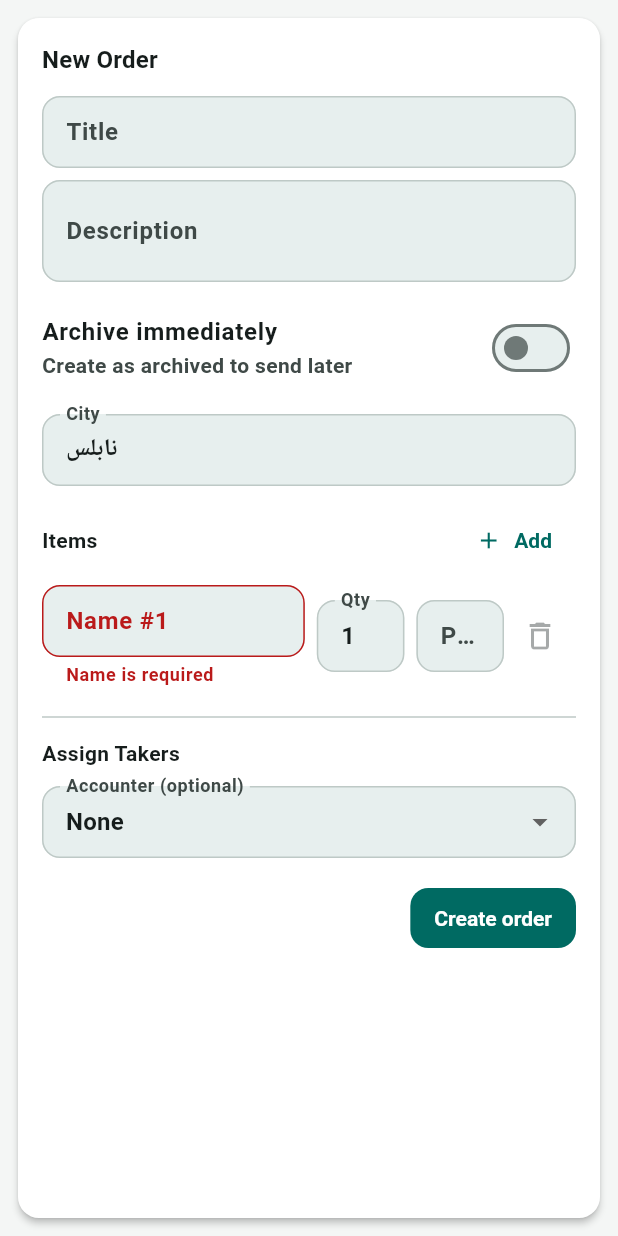
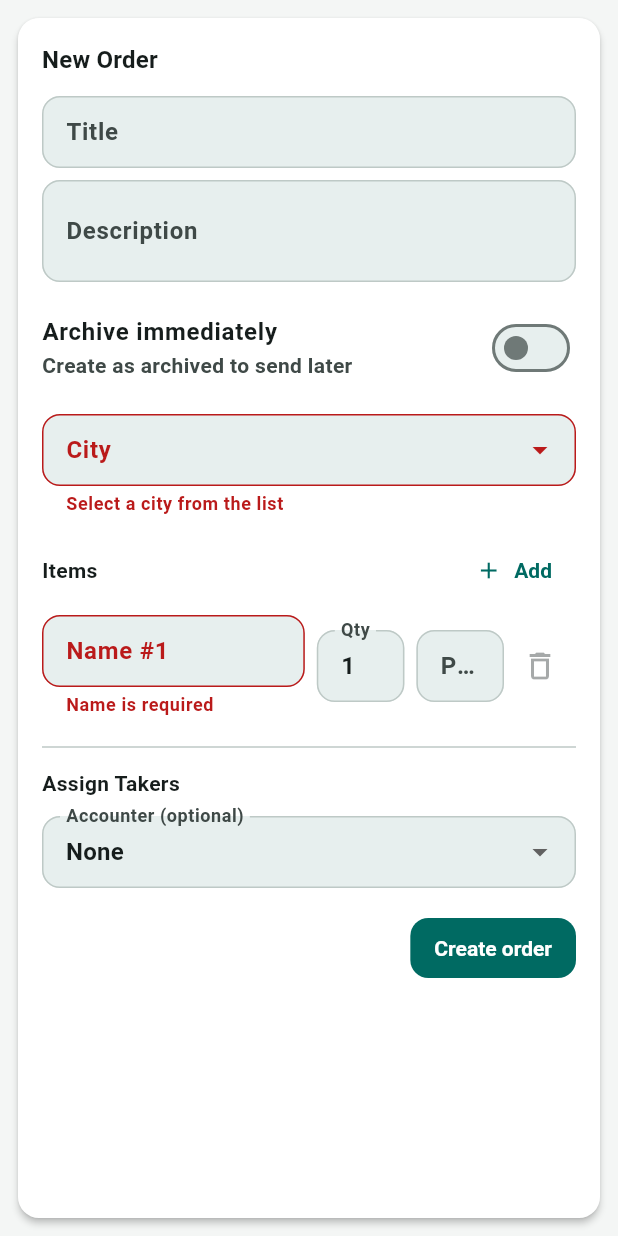
Before and after one commit to YAQ0T/AMA-Order-System-Flutter, a Flutter app: the OrderForm widget shown alone on an empty page, opened directly, after a tap on "Create order", on a phone screen of 412 x 824 dp. Run offline on Flutter 3.47's test engine with Material 3 defaults, Android fonts, the phone set to English and light mode, and no system bars; our stand-ins replace pdf, printing, shared_preferences, web; missing offline and left inert: dart:js_interop; accounts and stored records are empty; network calls fail.

Commit message:
add a dark mode and fix the city

```diff
--- a/lib/src/models/activity_log.dart
+++ b/lib/src/models/activity_log.dart
@@ -3,31 +3,51 @@ import 'user.dart';
 class ActivityLog {
   ActivityLog({
     required this.id,
-    required this.type,
-    required this.entityType,
-    required this.entityId,
+    required this.action,
+    required this.targetType,
+    required this.targetId,
     required this.createdAt,
     this.user,
     this.details,
+    this.description,
+    this.ipAddress,
+    this.category,
   });
 
   final int id;
-  final String type;
-  final String entityType;
-  final int? entityId;
+  final String action;
+  final String targetType;
+  final int? targetId;
   final DateTime createdAt;
   final AppUser? user;
   final Map<String, dynamic>? details;
+  final String? description;
+  final String? ipAddress;
+  final String? category;
 
   factory ActivityLog.fromJson(Map<String, dynamic> json) {
+    final action = json['action'] as String? ?? '';
+    final category = json['type'] as String?;
+    final rawTargetType = json['targetType'] ?? json['entityType'];
+    final rawTargetId = json['targetId'] ?? json['entityId'];
     return ActivityLog(
       id: json['id'] is int ? json['id'] as int : int.tryParse('${json['id']}') ?? 0,
-      type: json['action'] as String? ?? json['type'] as String? ?? '',
-      entityType: json['entityType'] as String? ?? '',
-      entityId: json['entityId'] is int ? json['entityId'] as int : int.tryParse('${json['entityId']}'),
+      action: action.isNotEmpty ? action : (category ?? ''),
+      targetType: rawTargetType as String? ?? '',
+      targetId: rawTargetId is int ? rawTargetId : int.tryParse('$rawTargetId'),
       createdAt: DateTime.tryParse(json['createdAt'] as String? ?? '') ?? DateTime.now(),
       user: json['User'] == null ? null : AppUser.fromJson(json['User'] as Map<String, dynamic>),
       details: (json['details'] as Map?)?.cast<String, dynamic>(),
+      description: json['description'] as String?,
+      ipAddress: json['ipAddress'] as String?,
+      category: category,
     );
   }
+
+  String get actionLabel => action.replaceAll('_', ' ').trim();
+
+  String get targetLabel {
+    final idPart = targetId == null ? '' : ' $targetId';
+    return '$targetType$idPart'.trim();
+  }
 }
--- a/lib/src/models/user.dart
+++ b/lib/src/models/user.dart
@@ -5,6 +5,7 @@ class AppUser {
     required this.role,
     required this.isApproved,
     this.email,
+    this.prefersDark = false,
   });
 
   final int id;
@@ -12,6 +13,7 @@ class AppUser {
   final String role;
   final bool isApproved;
   final String? email;
+  final bool prefersDark;
 
   bool get requiresApproval => !isApproved;
 
@@ -22,6 +24,36 @@ class AppUser {
       role: json['role'] as String? ?? '',
       isApproved: (json['isApproved'] ?? json['approved']) == true,
       email: json['email'] as String?,
+      prefersDark: json['prefersDark'] == true,
     );
   }
+
+  AppUser copyWith({
+    int? id,
+    String? username,
+    String? role,
+    bool? isApproved,
+    String? email,
+    bool? prefersDark,
+  }) {
+    return AppUser(
+      id: id ?? this.id,
+      username: username ?? this.username,
+      role: role ?? this.role,
+      isApproved: isApproved ?? this.isApproved,
+      email: email ?? this.email,
+      prefersDark: prefersDark ?? this.prefersDark,
+    );
+  }
+
+  Map<String, dynamic> toJson() {
+    return {
+      'id': id,
+      'username': username,
+      'role': role,
+      'isApproved': isApproved,
+      'email': email,
+      'prefersDark': prefersDark,
+    };
+  }
 }
--- a/lib/src/widgets/order_form.dart
+++ b/lib/src/widgets/order_form.dart
@@ -19,11 +19,11 @@ class _OrderFormState extends State<OrderForm> {
   GlobalKey<_ItemsEditorState> _itemsEditorKey = GlobalKey<_ItemsEditorState>();
   final _titleController = TextEditingController();
   final _descriptionController = TextEditingController();
-  final _cityController = TextEditingController(text: 'نابلس');
+  final _cityController = TextEditingController();
   final _titleFocus = FocusNode();
   final _descriptionFocus = FocusNode();
   final _cityFocus = FocusNode();
-  String _city = 'نابلس';
+  String _city = '';
   List<OrderItemInput> _items = [OrderItemInput()];
   final Set<int> _selectedTakers = {};
   int? _accounterId;
@@ -75,8 +75,8 @@ class _OrderFormState extends State<OrderForm> {
         _itemsEditorKey = GlobalKey<_ItemsEditorState>();
         _titleController.clear();
         _descriptionController.clear();
-        _cityController.text = 'نابلس';
-        _city = 'نابلس';
+        _cityController.clear();
+        _city = '';
         _items = [OrderItemInput()];
         _selectedTakers.clear();
         _accounterId = null;
@@ -91,12 +91,14 @@ class _OrderFormState extends State<OrderForm> {
   Future<void> _submit(OrderNotifier orders) async {
     if (!_formKey.currentState!.validate()) return;
 
+    final selectedCity = _CityField.matchCity(_cityController.text) ?? _city;
+    if (selectedCity.trim().isEmpty) return;
     final draft = OrderDraft(
       title: _titleController.text.trim(),
       description: _descriptionController.text.trim().isEmpty
           ? null
           : _descriptionController.text.trim(),
-      city: _city,
+      city: selectedCity,
       items: _items,
       assignedTakerIds: _selectedTakers.toList(),
       accounterId: _accounterId,
@@ -173,12 +175,7 @@ class _OrderFormState extends State<OrderForm> {
                   _CityField(
                     focusNode: _cityFocus,
                     controller: _cityController,
-                    initialValue: _city,
                     onSelected: (value) {
-                      setState(() => _city = value);
-                      _itemsEditorKey.currentState?.focusFirstName();
-                    },
-                    onSubmitted: (value) {
                       setState(() => _city = value);
                       _itemsEditorKey.currentState?.focusFirstName();
                     },
@@ -294,16 +291,12 @@ class _CityField extends StatelessWidget {
   const _CityField({
     required this.focusNode,
     required this.controller,
-    required this.initialValue,
     required this.onSelected,
-    required this.onSubmitted,
   });
 
   final FocusNode focusNode;
   final TextEditingController controller;
-  final String initialValue;
   final ValueChanged<String> onSelected;
-  final ValueChanged<String> onSubmitted;
 
   static const _cities = [
     'نابلس',
@@ -317,42 +310,55 @@ class _CityField extends StatelessWidget {
     'الداخل',
   ];
 
+  static String? matchCity(String value) {
+    final normalized = value.trim().toLowerCase();
+    if (normalized.isEmpty) return null;
+    for (final city in _cities) {
+      if (city.toLowerCase() == normalized) {
+        return city;
+      }
+    }
+    return null;
+  }
+
   @override
   Widget build(BuildContext context) {
     return Autocomplete<String>(
-      initialValue: TextEditingValue(text: controller.text),
+      focusNode: focusNode,
+      textEditingController: controller,
       optionsBuilder: (TextEditingValue textEditingValue) {
         final input = textEditingValue.text.trim();
         if (input.isEmpty) {
           return _cities;
         }
         return _cities.where(
-          (c) => c.toLowerCase().startsWith(input.toLowerCase()),
+          (c) => c.toLowerCase().contains(input.toLowerCase()),
         );
       },
-      onSelected: (value) {
-        controller.text = value;
-        onSelected(value);
-      },
+      onSelected: onSelected,
       fieldViewBuilder: (context, textEditingController, fieldFocus, onFieldSubmitted) {
-        if (textEditingController.text != controller.text) {
-          WidgetsBinding.instance.addPostFrameCallback((_) {
-            if (textEditingController.text == controller.text) return;
-            textEditingController.value = controller.value;
-          });
-        }
         return TextFormField(
           controller: textEditingController,
-          focusNode: focusNode,
-          decoration: const InputDecoration(labelText: 'City'),
+          focusNode: fieldFocus,
+          decoration: const InputDecoration(
+            labelText: 'City',
+            suffixIcon: Icon(Icons.arrow_drop_down),
+          ),
           textInputAction: TextInputAction.next,
+          validator: (value) {
+            final match = matchCity(value ?? '');
+            if (match == null) {
+              return 'Select a city from the list';
+            }
+            return null;
+          },
           onFieldSubmitted: (value) {
-            controller.text = value;
-            onSubmitted(value.trim().isEmpty ? initialValue : value.trim());
+            onFieldSubmitted();
           },
         );
       },
       optionsViewBuilder: (context, onSelected, options) {
+        final highlightIndex = AutocompleteHighlightedOption.of(context);
         return Align(
           alignment: Alignment.topLeft,
           child: Material(
@@ -363,7 +369,10 @@ class _CityField extends StatelessWidget {
               itemCount: options.length,
               itemBuilder: (context, index) {
                 final option = options.elementAt(index);
+                final isHighlighted = index == highlightIndex;
                 return ListTile(
+                  selected: isHighlighted,
+                  selectedTileColor: Theme.of(context).focusColor,
                   title: Text(option),
                   onTap: () => onSelected(option),
                 );
```
Also changed, not shown: lib/main.dart (+59 -48 lines), lib/src/screens/admin/admin_dashboard.dart (+92 -9 lines), lib/src/screens/dashboard/role_dashboard.dart (+22 -1 lines), lib/src/services/auth_service.dart (+11 -0 lines), lib/src/state/auth_notifier.dart (+98 -11 lines), 3 other files.
